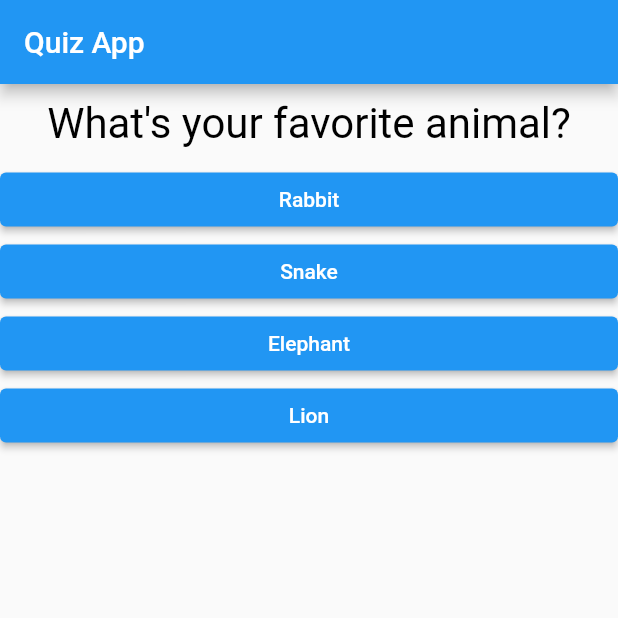
After one commit to ShivamP96/Flutter-quiz-app, a Flutter app: the screen it shows after launch, after a tap on "Black", on a phone screen of 412 x 824 dp, the top half of it. The commit adds this screen. Run offline on Flutter 3.47's test engine with Material 2 defaults, Android fonts, the phone set to English and light mode, and no system bars; missing offline and left inert: dart:ffi.

Commit message:
make quiz and result widget and provide functions to calculate score

```diff
--- a/lib/main.dart
+++ b/lib/main.dart
@@ -1,8 +1,10 @@
 // imports for packages first then my own files
 import 'package:flutter/material.dart';
+import 'package:quiz_app/result.dart';
 
-import './question.dart';
+import './quiz.dart';
 import './answer.dart';
+import './result.dart';
 
 // void main() {
 //   runApp(MyApp());
@@ -28,31 +30,47 @@ class MyApp extends StatefulWidget {
 // is a stateful widget
 // the _ makes it private class so only from this file it can be used
 class _MyAppState extends State<MyApp> {
-  final questions = const [
+  final _questions = const [
     {
       'questionText': 'What\'s your favorite color?',
-      'answers': ['Black', 'Green', 'Red', 'White'],
+      'answers': [
+        {'text': 'Black', 'score': 10},
+        {'text': 'Green', 'score': 5},
+        {'text': 'Red', 'score': 3},
+        {'text': 'White', 'score': 1}
+      ],
     },
     {
       'questionText': 'What\'s your favorite animal?',
-      'answers': ['Rabbit', 'Snake', 'Elephant', 'Lion'],
+      'answers': [
+        {'text': 'Rabbit', 'score': 20},
+        {'text': 'Snake', 'score': 1},
+        {'text': 'Elephant', 'score': 30},
+        {'text': 'Lion', 'score': 40}
+      ],
     },
     {
       'questionText': 'What\'s your favorite food?',
-      'answers': ['Pizza', 'Tacos', 'Donuts', 'Carrots'],
+      'answers': [
+        {'text': 'Pizza', 'score': 5},
+        {'text': 'Pani Puri', 'score': 20},
+        {'text': 'Donuts', 'score': 10},
+        {'text': 'Carrots', 'score': 2}
+      ],
     },
   ];
   // store class wide variables (properties) here, not in build method
   // otherwise they will be reset everytime build happens
   var _questionIndex = 0;
-
+  var _totalScore = 0;
 // this function in a class is called a method
-  void _answerQuestion() {
+  void _answerQuestion(int score) {
+    _totalScore = _totalScore + score;
     setState(() {
       _questionIndex = _questionIndex + 1;
     });
     print(_questionIndex);
-    if (_questionIndex < questions.length) {
+    if (_questionIndex < _questions.length) {
       print("we have more questions!");
     }
   }
@@ -66,17 +84,13 @@ class _MyAppState extends State<MyApp> {
         appBar: AppBar(
           title: Text('Quiz App'),
         ),
-        body: _questionIndex < questions.length
-            ? Column(children: [
-                Question(
-                  questions[_questionIndex]['questionText'],
-                ),
-                ...(questions[_questionIndex]['answers'] as List<String>)
-                    .map((answer) {
-                  return Answer(_answerQuestion, answer);
-                }).toList()
-              ])
-            : Center(child: Text('You Did It!')),
+        body: _questionIndex < _questions.length
+            ? Quiz(
+                answerQuestion: _answerQuestion,
+                questions: _questions,
+                questionIndex: _questionIndex,
+              )
+            : Result(),
       ),
     );
   }
--- /dev/null
+++ b/lib/quiz.dart
@@ -0,0 +1,28 @@
+import 'dart:ffi';
+
+import 'package:flutter/material.dart';
+import './question.dart';
+import './answer.dart';
+
+class Quiz extends StatelessWidget {
+  final List<Map<String, Object>> questions;
+  final Function answerQuestion;
+  final int questionIndex;
+
+  Quiz(
+      {@required this.questions,
+      @required this.answerQuestion,
+      @required this.questionIndex});
+  @override
+  Widget build(BuildContext context) {
+    return Column(children: [
+      Question(
+        questions[questionIndex]['questionText'] as String,
+      ),
+      ...(questions[questionIndex]['answers'] as List<Map<String, Object>>)
+          .map((answer) {
+        return Answer(() => answerQuestion(answer['score']), answer['text']);
+      }).toList()
+    ]);
+  }
+}
--- /dev/null
+++ b/lib/result.dart
@@ -0,0 +1,10 @@
+import 'package:flutter/material.dart';
+
+class Result extends StatelessWidget {
+  @override
+  Widget build(BuildContext context) {
+    return Center(
+      child: Text('You Did It!'),
+    );
+  }
+}
```
